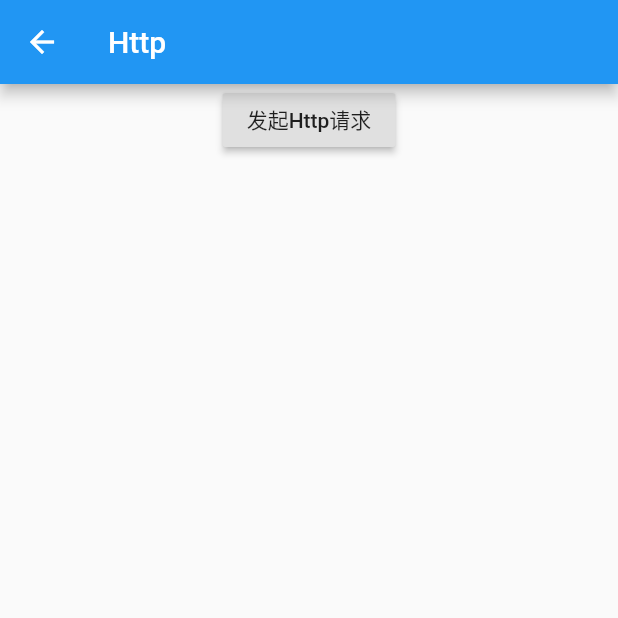
After one commit to dingwen-github/flutter-basic, a Flutter app: the HttpFutureDemo screen opened by its route, after a tap on "发起Http请求", on a phone screen of 412 x 824 dp, the top half of it. The commit adds this screen. Run offline on Flutter 3.47's test engine with Material 2 defaults, Android fonts, the phone set to English and light mode, and no system bars; our stand-ins replace cached_network_image, fluttertoast, image_picker, shared_preferences, transparent_image, webview_flutter; accounts and stored records are empty; network calls fail.

```diff
--- /dev/null
+++ b/lib/demoes/http_future_demo.dart
@@ -0,0 +1,68 @@
+import 'package:flutter/material.dart';
+import 'package:flutter_basic/model/CommonModel.dart';
+import 'package:http/http.dart' as Http;
+import 'dart:convert';
+
+///Flutter http
+class HttpFutureDemo extends StatefulWidget {
+  @override
+  _HttpFutureDemoState createState() => _HttpFutureDemoState();
+}
+
+class _HttpFutureDemoState extends State<HttpFutureDemo> {
+  String data = '';
+
+  @override
+  Widget build(BuildContext context) {
+    return Scaffold(
+      appBar: AppBar(
+        title: Text('Http'),
+        leading: BackButton(),
+      ),
+      body: Column(
+        children: <Widget>[
+          RaisedButton(
+            child: Text('发起Http请求'),
+            onPressed: () {
+              ///如果catchError与onError同时存在，则会只调用onError
+              _fetchGet()
+                  .then((CommonModel commonModel) {
+                    setState(() {
+                      data = commonModel.toString();
+                    });
+                  }, onError: (onError) {
+                    print(onError);
+                  })
+                  .catchError((catchError) {
+                    print(catchError);
+                  })
+                  .whenComplete(() {
+                    print('无论成功与否最终都会执行');
+                  })
+                  .timeout(Duration(seconds: 2))
+                  .then(print)
+                  .catchError(print);
+            },
+          ),
+          Center(),
+          Expanded(
+            child: Container(
+              child: Text(data),
+            ),
+          ),
+        ],
+      ),
+    );
+  }
+
+  ///要将异步转同步，那么可以借助async await来完成
+  Future<CommonModel> _fetchGet() async {
+    final response = await Http.get(
+        'http://www.devio.org/io/flutter_app/json/test_common_model.json');
+
+    ///解决中文乱码
+    Utf8Decoder utf8decoder = Utf8Decoder();
+    final result = json.decode(utf8decoder.convert(response.bodyBytes));
+    return CommonModel.fromJson(result);
+  }
+}
--- a/lib/main.dart
+++ b/lib/main.dart
@@ -1,5 +1,6 @@
 import 'package:flutter/material.dart';
 import 'package:flutter_basic/app_lifecycle.dart';
+import 'package:flutter_basic/demoes/http_future_builder_demo.dart';
 import 'package:flutter_basic/flutter_widget_lifecycle.dart';
 import 'package:flutter_basic/gesture_page.dart';
 import 'package:flutter_basic/launch_page.dart';
@@ -11,7 +12,6 @@ import 'package:flutter_basic/water_mark.dart';
 import 'package:flutter_basic/webview_demo.dart';
 import 'package:flutter_basic/widgets/animated_builder_demo.dart';
 import 'package:flutter_basic/widgets/animated_widget_Demo.dart';
-import 'package:flutter_basic/widgets/animation_demo_one.dart';
 import 'package:flutter_basic/widgets/button_widget.dart';
 import 'package:flutter_basic/widgets/checkbox_list_tile_widget.dart';
 import 'package:flutter_basic/widgets/container_widget.dart';
@@ -31,6 +31,10 @@ import 'package:flutter_basic/widgets/top_navigation.dart';
 
 import 'case/tabbar-bottomnavigationbar/tab_bootom_nv_page.dart';
 import 'case/webview-js/webview_js_interaction.dart';
+import 'demoes/animation_demo_one.dart';
+import 'demoes/http_future_demo.dart';
+import 'demoes/list_view_demo.dart';
+import 'demoes/shared_preferences_demo.dart';
 import 'layout_widget.dart';
 
 void main() => runApp(MyApp());
@@ -121,6 +125,10 @@ class _MyAppState extends State<MyApp> {
         'PhotoHero': (BuildContext context) => HeroAnimation(),
         'Radial': (BuildContext context) => RadialExpansionDemo(),
         'top_navigation': (BuildContext context) => TopNavigation(),
+        'http_future': (BuildContext context) => HttpFutureDemo(),
+        'http_future_builder': (BuildContext context) => HttpFutureBuilderDemo(),
+        'shared_preferences_demo': (BuildContext context) => HttpFutureBuilderDemo(),
+        'list_view_demo': (BuildContext context) => ListViewDemo(),
       },
     );
   }
@@ -188,6 +196,10 @@ class _RouteNavigatorState extends State<RouteNavigator> {
         _item('PhotoHero', HeroAnimation(), 'PhotoHero'),
         _item('Radial', RadialExpansionDemo(), 'Radial'),
         _item('top_navigation', TopNavigation(), 'top_navigation'),
+        _item('http_future', HttpFutureDemo(), 'http_future'),
+        _item('http_future_builder', HttpFutureBuilderDemo(), 'http_future_builder'),
+        _item('shared_preferences_demo', SharedPreferencesDemo(), 'shared_preferences_demo'),
+        _item('list_view_demo', ListViewDemo(), 'list_view_demo'),
       ],
     );
 //      child: Column(
--- /dev/null
+++ b/lib/model/CommonModel.dart
@@ -0,0 +1,26 @@
+///CommonModel实体
+class CommonModel {
+  final String icon;
+  final String title;
+  final String url;
+  final String statusBarColor;
+  final bool hideAppBar;
+
+  CommonModel(
+      {this.icon, this.title, this.url, this.statusBarColor, this.hideAppBar});
+
+  factory CommonModel.fromJson(Map<String, dynamic> json) {
+    return CommonModel(
+      icon: json['icon'],
+      title: json['title'],
+      url: json['url'],
+      statusBarColor: json['statusBarColor'],
+      hideAppBar: json['hideAppBar'],
+    );
+  }
+
+  @override
+  String toString() {
+    return 'icon:${this.icon}\ntitle:${this.title}\nurl:${this.url}\nstatusBarColor:${this.statusBarColor}\nhideAppBar:${this.hideAppBar}';
+  }
+}
--- a/pubspec.yaml
+++ b/pubspec.yaml
@@ -39,6 +39,10 @@ dependencies:
   transparent_image: ^1.0.0
 #  图片缓存
   cached_network_image: ^2.0.0
+  #Http请求
+  http: ^0.12.2
+  #本地数据存储
+  shared_preferences: ^0.5.10
 dev_dependencies:
   flutter_test:
     sdk: flutter
```
Also changed, not shown: lib/demoes/http_future_builder_demo.dart (added, +60 -0 lines), lib/demoes/list_view_demo.dart (added, +40 -0 lines), lib/demoes/shared_preferences_demo.dart (added, +64 -0 lines), lib/demoes/animation_demo_one.dart (renamed from lib/widgets/animation_demo_one.dart), pubspec.lock.
